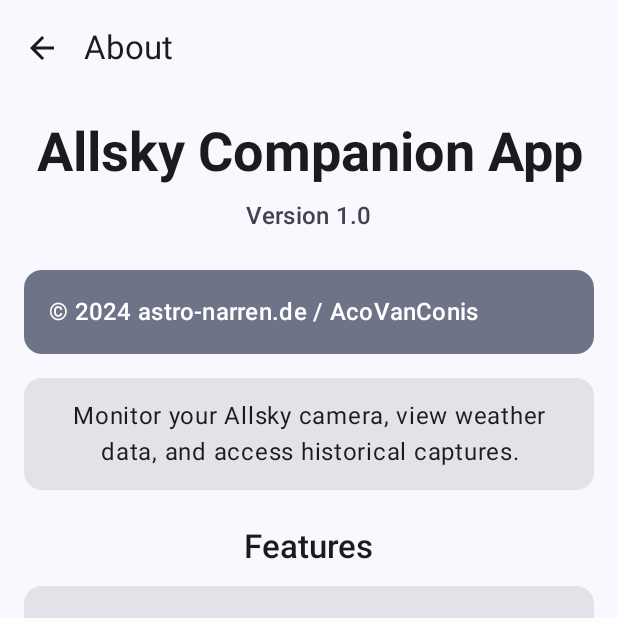
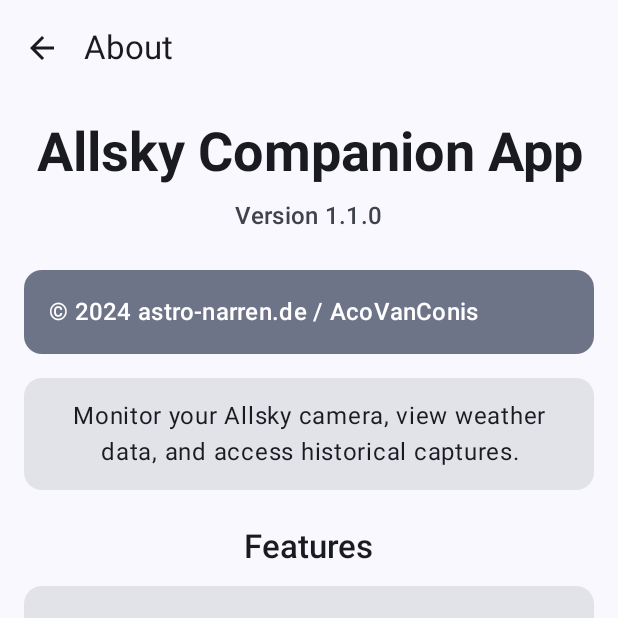
Before and after one commit to acocalypso/allskyviewer-companion, an Android app built with Jetpack Compose: the composable AboutScreen shown on its own in the app's theme, on a phone screen of 412 x 824 dp, the top half of it. Run offline under Robolectric (Android 15) with nearby library versions, the phone set to English and light mode, and no system bars.

Commit message:
feat: centralize version management and enable BuildConfig
- Enable BuildConfig generation in Gradle
- Update version to 1.1.0 in build.gradle.kts
- Replace hardcoded version strings with BuildConfig.VERSION_NAME
- Add proper BuildConfig imports in AboutScreen and SettingsPanel

This change ensures version consistency across the app by managing it in a single location.

```diff
--- a/app/build.gradle.kts
+++ b/app/build.gradle.kts
@@ -13,7 +13,7 @@
         minSdk = 29
         targetSdk = 34
         versionCode = 1
-        versionName = "1.0"
+        versionName = "1.1.0"
 
         testInstrumentationRunner = "androidx.test.runner.AndroidJUnitRunner"
         vectorDrawables {
@@ -44,6 +44,7 @@
     }
     buildFeatures {
         compose = true
+        buildConfig = true
     }
     composeOptions {
         kotlinCompilerExtensionVersion = "1.5.1"
--- a/app/src/main/java/de/astronarren/allsky/ui/about/AboutScreen.kt
+++ b/app/src/main/java/de/astronarren/allsky/ui/about/AboutScreen.kt
@@ -20,6 +20,7 @@
 import androidx.compose.ui.graphics.vector.ImageVector
 import androidx.compose.ui.platform.LocalUriHandler
 import androidx.compose.foundation.clickable
+import de.astronarren.allsky.BuildConfig
 
 // Update data class to not use stringResource directly
 private data class ComponentInfo(
@@ -94,7 +95,10 @@
             )
 
             Text(
-                text = stringResource(R.string.about_version, "1.0"),
+                text = stringResource(
+                    R.string.about_version,
+                    BuildConfig.VERSION_NAME
+                ),
                 style = MaterialTheme.typography.titleMedium,
                 color = MaterialTheme.colorScheme.onSurfaceVariant,
                 modifier = Modifier.padding(top = 8.dp)
--- a/app/src/main/java/de/astronarren/allsky/ui/components/SettingsPanel.kt
+++ b/app/src/main/java/de/astronarren/allsky/ui/components/SettingsPanel.kt
@@ -16,6 +16,7 @@
 import de.astronarren.allsky.utils.AppLanguage
 import de.astronarren.allsky.utils.LanguageManager
 import kotlinx.coroutines.launch
+import de.astronarren.allsky.BuildConfig
 
 @OptIn(ExperimentalMaterial3Api::class)
 @Composable
@@ -125,7 +126,10 @@
                             style = MaterialTheme.typography.titleMedium
                         )
                         Text(
-                            text = stringResource(R.string.version_number, "1.0"),
+                            text = stringResource(
+                                R.string.version_number,
+                                BuildConfig.VERSION_NAME
+                            ),
                             style = MaterialTheme.typography.bodySmall,
                             color = MaterialTheme.colorScheme.onSurfaceVariant
                         )
```
